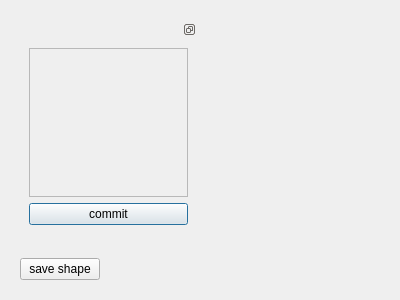
Before: the Qt Designer form RedPanda/widgets/LabelView.ui in nochat1205/RedPanda, drawn with Qt 5.
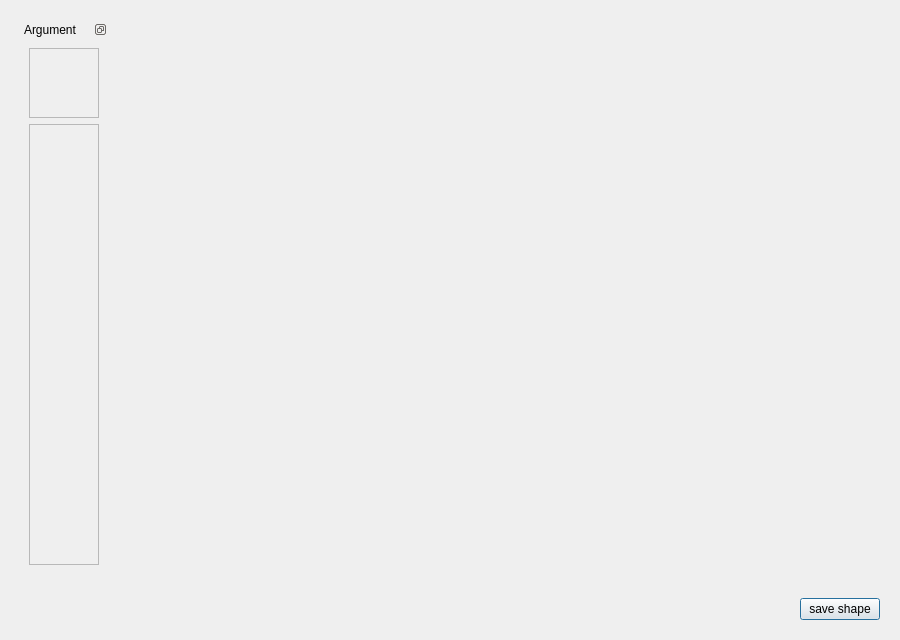
After: the same form once the commit is applied.

The edit to the form file:
```diff
--- a/RedPanda/widgets/LabelView.ui
+++ b/RedPanda/widgets/LabelView.ui
@@ -6,8 +6,8 @@
    <rect>
     <x>0</x>
     <y>0</y>
-    <width>400</width>
-    <height>300</height>
+    <width>900</width>
+    <height>640</height>
    </rect>
   </property>
   <property name="windowTitle">
@@ -37,12 +37,15 @@
         <property name="allowedAreas">
          <set>Qt::LeftDockWidgetArea|Qt::RightDockWidgetArea</set>
         </property>
+        <property name="windowTitle">
+         <string>Argument</string>
+        </property>
         <widget class="QWidget" name="dockWidgetContents">
          <layout class="QVBoxLayout" name="verticalLayout_2">
           <item>
            <widget class="QScrollArea" name="scrollArea">
             <property name="sizePolicy">
-             <sizepolicy hsizetype="Minimum" vsizetype="Expanding">
+             <sizepolicy hsizetype="Minimum" vsizetype="Minimum">
               <horstretch>0</horstretch>
               <verstretch>0</verstretch>
              </sizepolicy>
@@ -55,8 +58,8 @@
               <rect>
                <x>0</x>
                <y>0</y>
-               <width>151</width>
-               <height>114</height>
+               <width>85</width>
+               <height>85</height>
               </rect>
              </property>
              <property name="sizePolicy">
@@ -69,10 +72,26 @@
            </widget>
           </item>
           <item>
-           <widget class="QPushButton" name="commit_bt">
-            <property name="text">
-             <string>commit</string>
+           <widget class="QScrollArea" name="DataArea">
+            <property name="sizePolicy">
+             <sizepolicy hsizetype="Minimum" vsizetype="Expanding">
+              <horstretch>0</horstretch>
+              <verstretch>0</verstretch>
+             </sizepolicy>
             </property>
+            <property name="widgetResizable">
+             <bool>true</bool>
+            </property>
+            <widget class="QWidget" name="scrollAreaWidgetContents_2">
+             <property name="geometry">
+              <rect>
+               <x>0</x>
+               <y>0</y>
+               <width>85</width>
+               <height>395</height>
+              </rect>
+             </property>
+            </widget>
            </widget>
           </item>
          </layout>
@@ -80,7 +99,14 @@
        </widget>
       </item>
       <item>
-       <widget class="QWidget" name="RightArea" native="true"/>
+       <widget class="QWidget" name="RightArea" native="true">
+        <property name="sizePolicy">
+         <sizepolicy hsizetype="Expanding" vsizetype="Expanding">
+          <horstretch>0</horstretch>
+          <verstretch>0</verstretch>
+         </sizepolicy>
+        </property>
+       </widget>
       </item>
      </layout>
     </widget>
@@ -94,13 +120,6 @@
       </sizepolicy>
      </property>
      <layout class="QHBoxLayout" name="horizontalLayout_2">
-      <item>
-       <widget class="QPushButton" name="SaveShape_bt">
-        <property name="text">
-         <string>save shape</string>
-        </property>
-       </widget>
-      </item>
       <item>
        <spacer name="horizontalSpacer">
         <property name="orientation">
@@ -114,6 +133,13 @@
         </property>
        </spacer>
       </item>
+      <item>
+       <widget class="QPushButton" name="SaveShape_bt">
+        <property name="text">
+         <string>save shape</string>
+        </property>
+       </widget>
+      </item>
      </layout>
     </widget>
    </item>
```
Left out of the diff: 5 changed lines with no effect on the pictures.
